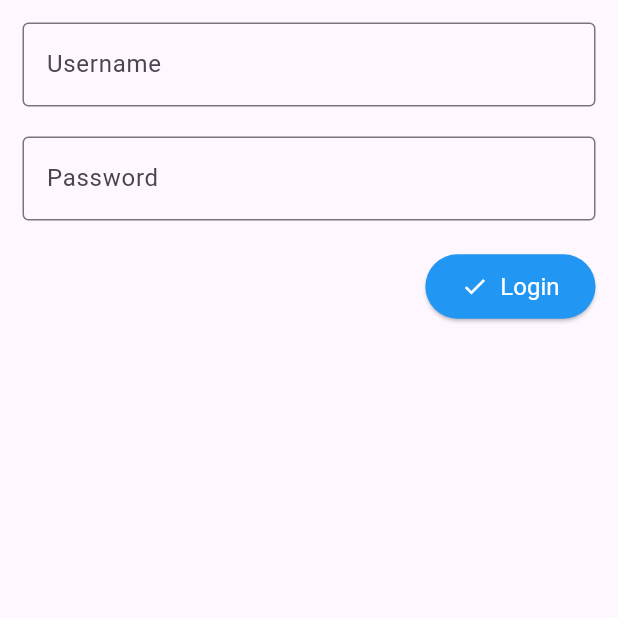
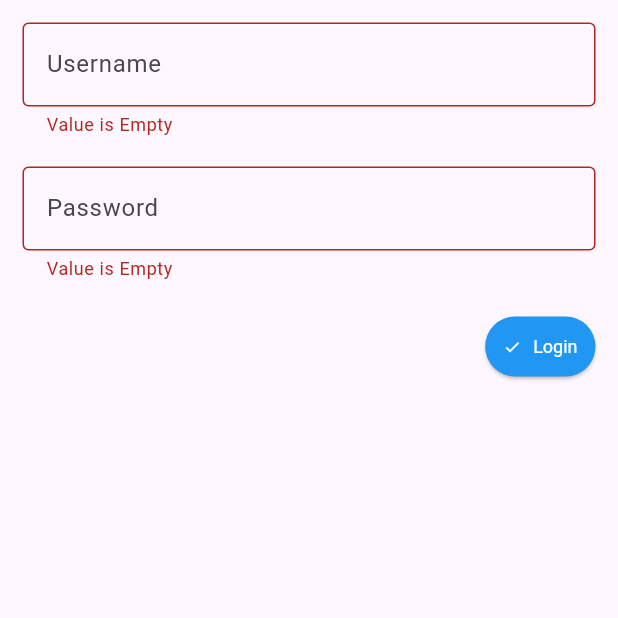
Before and after one commit to Jain-Paul-9933/Learnings-Flutter, a Flutter app: the screen it shows after launch, after a tap on "Login", on a phone screen of 412 x 824 dp, the top half of it. Run offline on Flutter 3.47's test engine with Material 3 defaults, Android fonts, the phone set to English and light mode, and no system bars; our stand-ins replace shared_preferences.

Commit message:
improvemnt:workded on the login screen and shares prefernces with home screen

```diff
--- a/sample_project_8/lib/main.dart
+++ b/sample_project_8/lib/main.dart
@@ -1,5 +1,7 @@
 import 'package:flutter/material.dart';
 import 'package:sample_project_8/screens/splash.dart';
+
+const SAVE_KEY_NAME = 'UserLoggedIn';
 
 void main() {
   runApp(const MyApp());
@@ -18,8 +20,8 @@ class MyApp extends StatelessWidget {
           style: ElevatedButton.styleFrom(
             backgroundColor: Colors.blue, // Button background color
             foregroundColor: Colors.white, // Button text color
-            padding: EdgeInsets.symmetric(horizontal: 24, vertical: 12),
-            textStyle: TextStyle(fontSize: 16),
+            padding: const EdgeInsets.symmetric(horizontal: 12, vertical: 6),
+            textStyle: const TextStyle(fontSize: 12),
           ),
         ),
         textButtonTheme: TextButtonThemeData(
@@ -27,8 +29,22 @@ class MyApp extends StatelessWidget {
             foregroundColor: Colors.blue, // Text button color
           ),
         ),
+        appBarTheme: const AppBarTheme(
+          backgroundColor: Colors.blue, // AppBar background color
+          foregroundColor: Colors.white, // AppBar text/icon color
+          titleTextStyle: TextStyle(
+            fontSize: 20,
+            fontWeight: FontWeight.bold,
+            color: Colors.white, // Title text color
+          ),
+          elevation: 4, // Shadow under the AppBar
+          centerTitle: true, // Center the title
+          iconTheme: IconThemeData(
+            color: Colors.white, // Icon color
+          ),
+        ),
       ),
-      home: SplashScreen(),
+      home: const SplashScreen(),
     );
   }
 }
--- a/sample_project_8/lib/screens/login.dart
+++ b/sample_project_8/lib/screens/login.dart
@@ -1,10 +1,23 @@
 import 'package:flutter/material.dart';
+import 'package:sample_project_8/main.dart';
+import 'package:sample_project_8/screens/home.dart';
+import 'package:shared_preferences/shared_preferences.dart';
 
-class LoginScreen extends StatelessWidget {
+class LoginScreen extends StatefulWidget {
   LoginScreen({super.key});
 
+  @override
+  State<LoginScreen> createState() => _LoginScreenState();
+}
+
+class _LoginScreenState extends State<LoginScreen> {
   final _userNameController = TextEditingController();
+
   final _passwordController = TextEditingController();
+
+  bool _isDataMatched = true;
+
+  final _formKey = GlobalKey<FormState>();
 
   @override
   Widget build(BuildContext context) {
@@ -12,10 +25,24 @@ class LoginScreen extends StatelessWidget {
       body: SafeArea(
         child: Padding(
           padding: const EdgeInsets.all(15.0),
+          child: Form(
+            key: _formKey,
             child: Column(
               crossAxisAlignment: CrossAxisAlignment.end,
               children: [
                 TextFormField(
+                  validator: (value) {
+                    // if (_isDataMatched) {
+                    //   return null;
+                    // } else {
+                    //   return 'Error';
+                    // }
+                    if (value == null || value.isEmpty) {
+                      return 'Value is Empty';
+                    } else {
+                      return null;
+                    }
+                  },
                   controller: _userNameController,
                   decoration: const InputDecoration(
                       border: OutlineInputBorder(), hintText: 'Username'),
@@ -24,6 +51,18 @@ class LoginScreen extends StatelessWidget {
                   height: 20,
                 ),
                 TextFormField(
+                  validator: (value) {
+                    // if (_isDataMatched) {
+                    //   return null;
+                    // } else {
+                    //   return 'Error';
+                    // }
+                    if (value == null || value.isEmpty) {
+                      return 'Value is Empty';
+                    } else {
+                      return null;
+                    }
+                  },
                   controller: _passwordController,
                   obscureText: true,
                   decoration: const InputDecoration(
@@ -32,57 +71,62 @@ class LoginScreen extends StatelessWidget {
                 const SizedBox(
                   height: 20,
                 ),
+                Row(
+                  mainAxisAlignment: MainAxisAlignment.spaceBetween,
+                  children: [
+                    Visibility(
+                      visible: !_isDataMatched,
+                      child: const Text(
+                        "Username and password does not match",
+                        style: TextStyle(color: Colors.red),
+                      ),
+                    ),
                     ElevatedButton.icon(
                       key: GlobalKey(),
                       onPressed: () {
+                        if (_formKey.currentState!.validate()) {
                           checkLogin(context);
+                        } else {
+                          print("Data empty");
+                        }
                       },
                       label: const Text("Login"),
-                icon: const Icon(Icons.check),
+                      icon: const Icon(
+                        Icons.check,
+                        size: 12,
+                      ),
+                    ),
+                  ],
                 )
               ],
+            ),
           ),
         ),
       ),
     );
   }
 
-  void checkLogin(BuildContext ctx) {
+  void checkLogin(BuildContext ctx) async {
     final _username = _userNameController.text;
     final _password = _passwordController.text;
 
     if (_username == _password) {
       // Goto home page
+      print("username and password match's");
+
+      final _sharedPrefs = await SharedPreferences.getInstance();
+
+      await _sharedPrefs.setBool(
+        (SAVE_KEY_NAME),
+        true,
+      );
+      Navigator.of(ctx).pushReplacement(
+        MaterialPageRoute(
+          builder: (ctx) => HomeScreen(),
+        ),
+      );
     } else {
-      final _errorMessage = "Username and password does not match";
-      // Snackbar
-      ScaffoldMessenger.of(ctx).showSnackBar(SnackBar(
-        behavior: SnackBarBehavior.floating,
-        duration: const Duration(seconds: 10),
-        backgroundColor: Colors.red,
-        margin: const EdgeInsets.all(10),
-        content: Text(_errorMessage),
-      ));
-
-      // Alert Dialog
-      showDialog(
-          context: ctx,
-          builder: (ctx1) {
-            return AlertDialog(
-              title: Text("Error"),
-              content: Text(_errorMessage),
-              actions: [
-                TextButton(
-                    onPressed: () {
-                      Navigator.of(ctx1).pop();
-                    },
-                    child: Text('Close'))
-              ],
-            );
-          });
-      // Show Text
-
-
+      print("username and password doesn't match");
     }
   }
 }
--- a/sample_project_8/lib/screens/splash.dart
+++ b/sample_project_8/lib/screens/splash.dart
@@ -1,5 +1,8 @@
 import 'package:flutter/material.dart';
+import 'package:sample_project_8/main.dart';
+import 'package:sample_project_8/screens/home.dart';
 import 'package:sample_project_8/screens/login.dart';
+import 'package:shared_preferences/shared_preferences.dart';
 
 class SplashScreen extends StatefulWidget {
   const SplashScreen({super.key});
@@ -11,7 +14,7 @@ class SplashScreen extends StatefulWidget {
 class _SplashScreenState extends State<SplashScreen> {
   @override
   void initState() {
-    goToLogin();
+    checkUserLoggedIn();
     super.initState();
   }
 
@@ -24,11 +27,35 @@ class _SplashScreenState extends State<SplashScreen> {
   @override
   Widget build(BuildContext context) {
     return Scaffold(
-      body: Center(
-        child: Image.asset(
-          'assets/images/flutter_webinar_logo.webp',
-          height: 200,
-        ),
+      body: Column(
+        mainAxisAlignment: MainAxisAlignment.center,
+        children: [
+          Row(
+            mainAxisAlignment: MainAxisAlignment.center,
+            children: [
+              ClipRRect(
+                borderRadius: BorderRadius.circular(100),
+                child: Image.asset(
+                  'assets/images/flutter_webinar_logo.webp',
+                  height: 150,
+                  width: 150,
+                  fit: BoxFit.cover,
+                ),
+              ),
+            ],
+          ),
+          const SizedBox(
+            height: 10,
+          ),
+          const Text(
+            'Welcome to Flutter',
+            style: TextStyle(
+              color: Colors.black,
+              fontSize: 20,
+              fontWeight: FontWeight.bold,
+            ),
+          )
+        ],
       ),
     );
   }
@@ -42,6 +69,21 @@ class _SplashScreenState extends State<SplashScreen> {
   Future<void> goToLogin() async {
     await Future.delayed(Duration(seconds: 3));
     Navigator.of(context)
-        .push(MaterialPageRoute(builder: (ctx) => LoginScreen()));
+        .pushReplacement(MaterialPageRoute(builder: (ctx) => LoginScreen()));
+  }
+
+  Future<void> checkUserLoggedIn() async {
+    final _sharedPrefs = await SharedPreferences.getInstance();
+    final _userLoggedIn = _sharedPrefs.getBool(SAVE_KEY_NAME);
+
+    if (_userLoggedIn == null || _userLoggedIn == false) {
+      goToLogin();
+    } else {
+      Navigator.of(context).pushReplacement(
+        MaterialPageRoute(
+          builder: (ctx) => HomeScreen(),
+        ),
+      );
+    }
   }
 }
```
Also changed, not shown: sample_project_8/lib/screens/home.dart (+46 -0 lines), sample_project_8/pubspec.yaml (+4 -11 lines), sample_project_8/pubspec.lock, 1 other file. Lines whose indentation alone changed are shown as unchanged.
